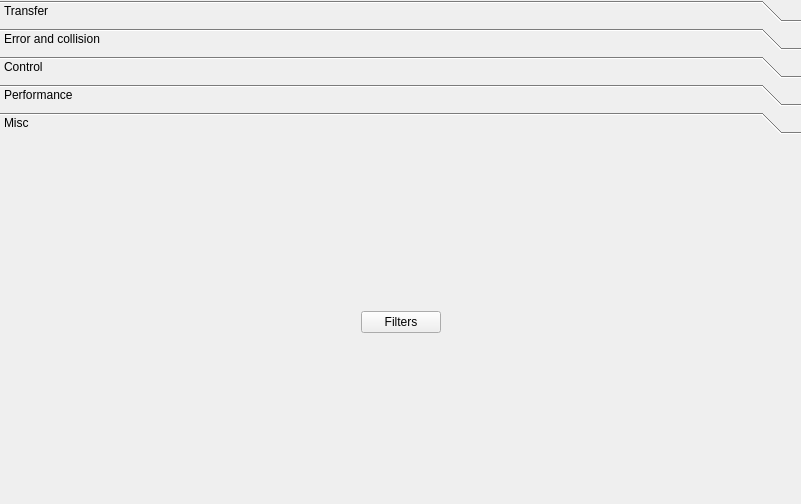
alphaonex86/Ultracopier, file plugins/CopyEngine/Ultracopier/copyEngineOptions.ui: the form before one commit.
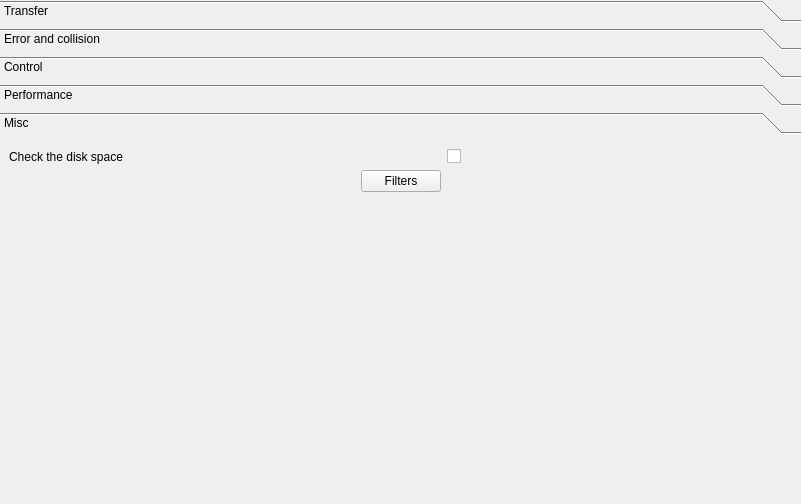
The form after the commit. The open tabs and pages were chosen to show the change.

Commit message: Improvement and disk space check

```diff
--- a/plugins/CopyEngine/Ultracopier/copyEngineOptions.ui
+++ b/plugins/CopyEngine/Ultracopier/copyEngineOptions.ui
@@ -571,26 +571,20 @@
        <rect>
         <x>0</x>
         <y>0</y>
-        <width>94</width>
-        <height>39</height>
+        <width>791</width>
+        <height>364</height>
        </rect>
       </property>
       <attribute name="label">
        <string>Misc</string>
       </attribute>
       <layout class="QGridLayout" name="gridLayout_3">
-       <item row="0" column="1">
-        <spacer name="verticalSpacer_3">
-         <property name="orientation">
-          <enum>Qt::Vertical</enum>
+       <item row="0" column="0">
+        <widget class="QLabel" name="label_23">
+         <property name="text">
+          <string>Check the disk space</string>
          </property>
-         <property name="sizeHint" stdset="0">
-          <size>
-           <width>20</width>
-           <height>160</height>
-          </size>
-         </property>
-        </spacer>
+        </widget>
        </item>
        <item row="1" column="0">
         <spacer name="horizontalSpacer">
@@ -605,14 +599,14 @@
          </property>
         </spacer>
        </item>
-       <item row="1" column="1">
+       <item row="1" column="2">
         <widget class="QPushButton" name="filters">
          <property name="text">
           <string>Filters</string>
          </property>
         </widget>
        </item>
-       <item row="1" column="2">
+       <item row="1" column="3">
         <spacer name="horizontalSpacer_2">
          <property name="orientation">
           <enum>Qt::Horizontal</enum>
@@ -625,7 +619,7 @@
          </property>
         </spacer>
        </item>
-       <item row="2" column="1">
+       <item row="2" column="2">
         <spacer name="verticalSpacer_2">
          <property name="orientation">
           <enum>Qt::Vertical</enum>
@@ -638,6 +632,9 @@
          </property>
         </spacer>
        </item>
+       <item row="0" column="3">
+        <widget class="QCheckBox" name="checkDiskSpace"/>
+       </item>
       </layout>
      </widget>
     </widget>
```
Left out of the diff: 10 changed lines with no effect on the pictures. The commit also changes 15 other files.
